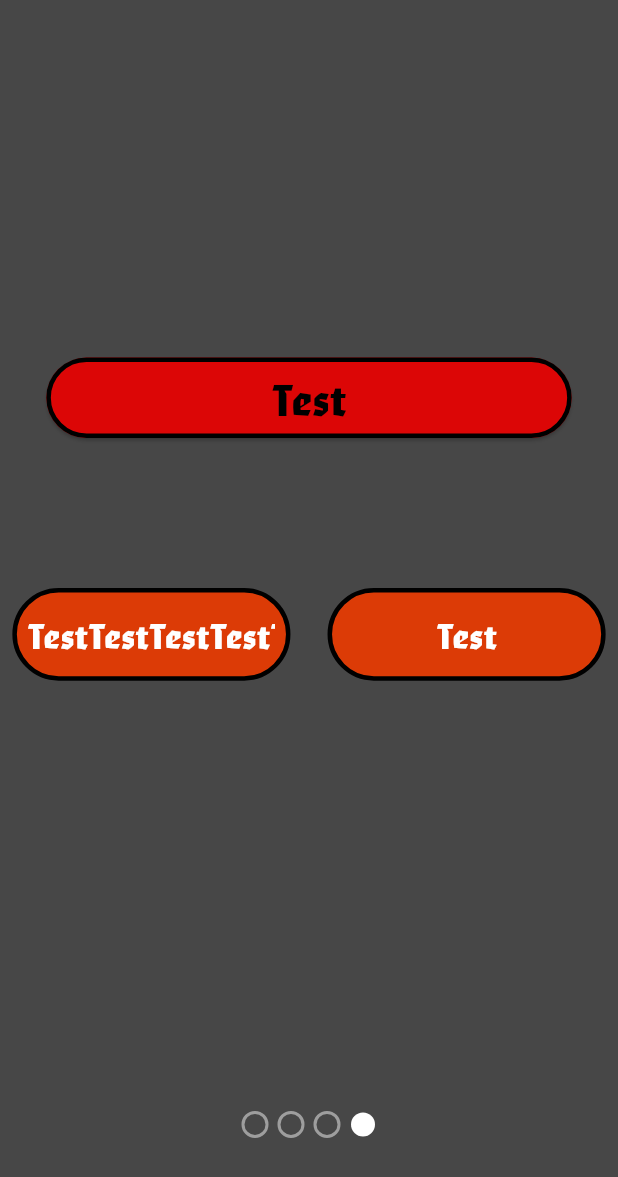
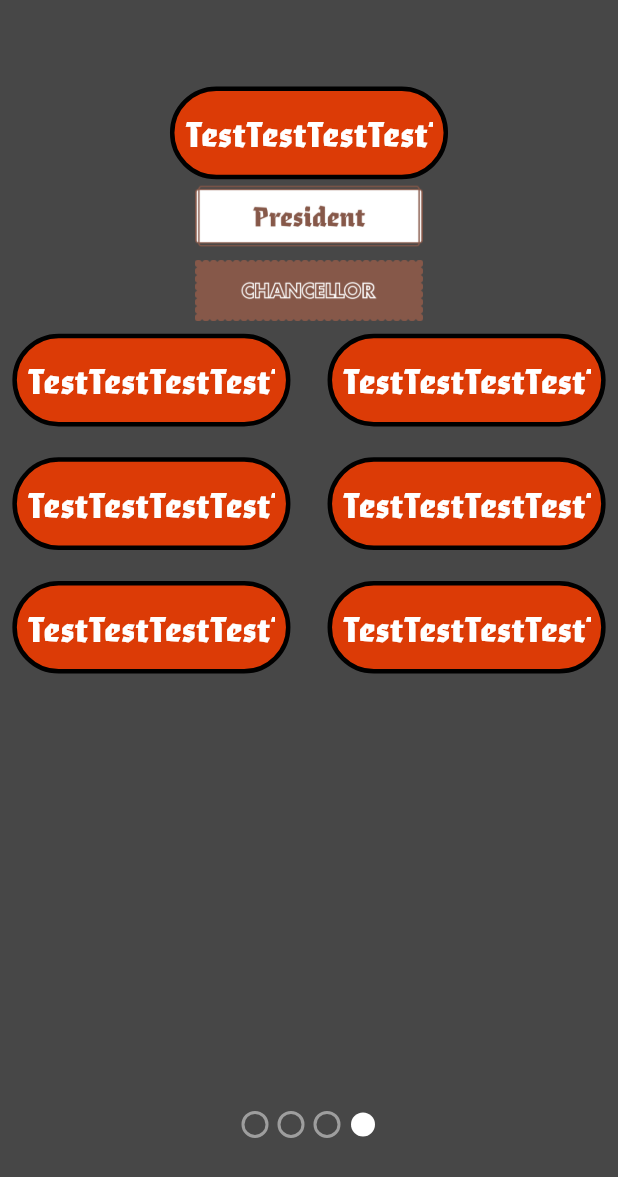
Before and after one commit to Lukas-Horst/Secret-Hitler, a Flutter app: the screen it shows after launch, on a phone screen of 412 x 824 dp. Shown: the top 1177 px of the screen. Run offline on Flutter 3.47's test engine with Material 3 defaults, Android fonts, the phone set to English and light mode, and no system bars; drawn by our look-alikes of smooth_page_indicator; our stand-ins replace appwrite, google_nav_bar, hive_flutter; missing offline and left inert: dart:ffi; accounts and stored records are empty.

Commit message:
players_and_election_page update (positions for the player widgets)

```diff
--- a/lib/backend/constants/board_overview_constants.dart
+++ b/lib/backend/constants/board_overview_constants.dart
@@ -5,21 +5,21 @@ import 'package:secret_hitler/backend/constants/screen_size.dart';
 // All necessary positions on the board overview page
 class BoardOverviewPositions{
 
-  static late List<double> constantTopPositions;
-  static late List<double> constantLeftPositions;
+  static late List<double> topPositions;
+  static late List<double> leftPositions;
   static late List<double> fascistBoardLeftPositions;
   static late List<double> liberalBoardLeftPositions;
   static late List<double> cardHeights;
   static late double cardWidth;
 
   static void init() {
-    constantTopPositions = [
+    topPositions = [
       ScreenSize.screenHeight * 0.075,  // Fascist board
       ScreenSize.screenHeight * 0.25,  // Liberal board
       ScreenSize.screenHeight * 0.416, // Draw and discard pile (top card)
       ScreenSize.screenHeight * 0.65,  // Bottom center
     ];
-    constantLeftPositions = [
+    leftPositions = [
       ScreenSize.screenWidth * 0.069, // Draw pile (top card)
       ScreenSize.screenWidth * 0.8005,  // Discard pile (top card)
       ScreenSize.screenWidth * 0.43,  // Bottom center (middle card)
--- /dev/null
+++ b/lib/backend/constants/players_and_election_constants.dart
@@ -0,0 +1,27 @@
+// author: Lukas Horst
+
+import 'package:secret_hitler/backend/constants/screen_size.dart';
+
+class PlayersAndElectionConstants{
+  static late List<double> playerWidgetLeftPositions;
+  static late List<double> playerWidgetTopPositions;
+
+  static void init() {
+    playerWidgetLeftPositions = [
+      0,  // Left position
+      ScreenSize.screenWidth * 0.51,  // Right position
+      ScreenSize.screenWidth * 0.255, // Middle position
+    ];
+
+    playerWidgetTopPositions = [
+      ScreenSize.screenHeight * 0.05,  // 1th player widget position
+      ScreenSize.screenHeight * 0.25,  // 2th player widget position
+      ScreenSize.screenHeight * 0.35,  // 3th player widget position
+      ScreenSize.screenHeight * 0.45,  // 4th player widget position
+      ScreenSize.screenHeight * 0.55,  // 5th player widget position
+      ScreenSize.screenHeight * 0.65,  // 6th player widget position
+      ScreenSize.screenHeight * 0.13,  // President sign
+      ScreenSize.screenHeight * 0.19,  // Chancellor sign
+    ];
+  }
+}
--- a/lib/backend/pages/game/game_room/board_overview_backend.dart
+++ b/lib/backend/pages/game/game_room/board_overview_backend.dart
@@ -5,6 +5,7 @@ import 'dart:math';
 
 import 'package:flutter/material.dart';
 import 'package:secret_hitler/backend/app_language/app_language.dart';
+import 'package:secret_hitler/backend/pages/game/game_room/players_and_election_backend.dart';
 import 'package:secret_hitler/frontend/pages/home/homepage/game/game_room/board_overview_page.dart';
 import 'package:secret_hitler/frontend/widgets/animations/flip_animation.dart';
 import 'package:secret_hitler/frontend/widgets/animations/moving_animation.dart';
@@ -103,14 +104,23 @@ class BoardOverviewBackend{
   int playState = 0;  // The current state of the game
   List<int> playedCardIndices = [];
   late GlobalKey<BoardOverviewState> boardOverviewFrontendKey;
+  late int playerAmount;
+  late Function(int) changePage;
+  late PlayersAndElectionBackend playersAndElectionBackend;
   bool cardClickBlocked = false;
 
-  BoardOverviewBackend(this.boardOverviewFrontendKey) {
+  BoardOverviewBackend(this.boardOverviewFrontendKey, this.playerAmount,
+      this.changePage) {
     discardPileCardAmount = 14 - drawPileCardAmount -
         fascistBoardCardAmount - liberalBoardCardAmount;
     fascistBoardFlippedCards = fascistBoardCardAmount;
     liberalBoardFlippedCards = liberalBoardCardAmount;
     shuffleCards();
+  }
+
+  // Setter method for the playerAndElectionBackend cause this can only set after the constructor
+  void setPlayersAndElectionBackend(PlayersAndElectionBackend playersAndElectionBackend) {
+    this.playersAndElectionBackend = playersAndElectionBackend;
   }
 
   // Method to shuffle the cards on the draw pile
@@ -148,6 +158,7 @@ class BoardOverviewBackend{
     } else {
       cardClickBlocked = true;
     }
+
     // Drawing 3 cards from the draw pile
     if (playState == 0) {
       textTransitionKey.currentState?.animate();
--- /dev/null
+++ b/lib/backend/pages/game/game_room/players_and_election_backend.dart
@@ -0,0 +1,27 @@
+// author: Lukas Horst
+
+import 'package:flutter/material.dart';
+import 'package:secret_hitler/backend/pages/game/game_room/board_overview_backend.dart';
+import 'package:secret_hitler/frontend/pages/home/homepage/game/game_room/players_and_election_page.dart';
+import 'package:secret_hitler/frontend/widgets/animations/moving_animation.dart';
+import 'package:secret_hitler/frontend/widgets/components/game/players_and_election/player_widget.dart';
+
+class PlayersAndElectionBackend{
+
+  List<GlobalKey<PlayerWidgetState>> playerWidgetsOpacityKeys = [];
+  List<GlobalKey<MovingAnimationState>> playerWidgetsMovingKeys = [];
+
+  late GlobalKey<PlayersAndElectionState> playersAndElectionFrontendKey;
+  late BoardOverviewBackend boardOverviewBackend;
+  late int playerAmount;
+  late List<String> playerNames;
+  PlayersAndElectionBackend(this.playersAndElectionFrontendKey,
+      this.boardOverviewBackend, this.playerNames) {
+    playerAmount = boardOverviewBackend.playerAmount;
+    for (int i=0; i < playerAmount; i++) {
+      playerWidgetsOpacityKeys.add(GlobalKey<PlayerWidgetState>());
+      playerWidgetsMovingKeys.add(GlobalKey<MovingAnimationState>());
+    }
+  }
+
+}
--- a/lib/frontend/pages/home/homepage/game/game_room/board_overview_page.dart
+++ b/lib/frontend/pages/home/homepage/game/game_room/board_overview_page.dart
@@ -20,11 +20,9 @@ import 'package:secret_hitler/frontend/widgets/components/text.dart';
 
 class BoardOverview extends StatefulWidget {
 
-  final int playerAmount;
   final BoardOverviewBackend backend;
 
-  const BoardOverview({super.key, required this.playerAmount,
-    required this.backend,});
+  const BoardOverview({super.key, required this.backend,});
 
   @override
   State<BoardOverview> createState() => BoardOverviewState();
@@ -207,20 +205,20 @@ class BoardOverviewState extends State<BoardOverview> with AutomaticKeepAliveCli
   Future<void> _updateAnimation(String start, String end, int cardIndex,
       int duration) async {
     Map<String, List<double>> positions = {
-      'DrawPile': [BoardOverviewPositions.constantTopPositions[2] + (13 - backend.drawPileCardAmount) * ScreenSize.screenHeight * 0.001,
-        BoardOverviewPositions.constantLeftPositions[0] + (13 - backend.drawPileCardAmount) * ScreenSize.screenWidth * 0.002, -10],
-      'DiscardPile': [BoardOverviewPositions.constantTopPositions[2] + (13 - backend.discardPileCardAmount) * ScreenSize.screenHeight * 0.001,
-        BoardOverviewPositions.constantLeftPositions[1] - (13 - backend.discardPileCardAmount) * ScreenSize.screenWidth * 0.002, 10],
-      'BottomCenter': [BoardOverviewPositions.constantTopPositions[3],
-        BoardOverviewPositions.constantLeftPositions[2], 0],
-      'BottomCenterLeft': [BoardOverviewPositions.constantTopPositions[3] + ScreenSize.screenHeight * 0.005,
-        BoardOverviewPositions.constantLeftPositions[2] - ScreenSize.screenWidth * 0.13, -10],
-      'BottomCenterRight': [BoardOverviewPositions.constantTopPositions[3] + ScreenSize.screenHeight * 0.005,
-        BoardOverviewPositions.constantLeftPositions[2] + ScreenSize.screenWidth * 0.13, 10],
-      'LiberalBoard': [BoardOverviewPositions.constantTopPositions[1],
+      'DrawPile': [BoardOverviewPositions.topPositions[2] + (13 - backend.drawPileCardAmount) * ScreenSize.screenHeight * 0.001,
+        BoardOverviewPositions.leftPositions[0] + (13 - backend.drawPileCardAmount) * ScreenSize.screenWidth * 0.002, -10],
+      'DiscardPile': [BoardOverviewPositions.topPositions[2] + (13 - backend.discardPileCardAmount) * ScreenSize.screenHeight * 0.001,
+        BoardOverviewPositions.leftPositions[1] - (13 - backend.discardPileCardAmount) * ScreenSize.screenWidth * 0.002, 10],
+      'BottomCenter': [BoardOverviewPositions.topPositions[3],
+        BoardOverviewPositions.leftPositions[2], 0],
+      'BottomCenterLeft': [BoardOverviewPositions.topPositions[3] + ScreenSize.screenHeight * 0.005,
+        BoardOverviewPositions.leftPositions[2] - ScreenSize.screenWidth * 0.13, -10],
+      'BottomCenterRight': [BoardOverviewPositions.topPositions[3] + ScreenSize.screenHeight * 0.005,
+        BoardOverviewPositions.leftPositions[2] + ScreenSize.screenWidth * 0.13, 10],
+      'LiberalBoard': [BoardOverviewPositions.topPositions[1],
         BoardOverviewPositions.liberalBoardLeftPositions[backend.liberalBoardCardAmount],
         -5 + (backend.liberalBoardCardAmount * 2.5)],
-      'FascistBoard': [BoardOverviewPositions.constantTopPositions[0],
+      'FascistBoard': [BoardOverviewPositions.topPositions[0],
         BoardOverviewPositions.fascistBoardLeftPositions[backend.fascistBoardCardAmount],
         -6 + (backend.fascistBoardCardAmount * 2.5)],
     };
@@ -419,7 +417,7 @@ class BoardOverviewState extends State<BoardOverview> with AutomaticKeepAliveCli
               Positioned(
                 child: FascistBoard(
                   key: backend.fascistBoardKey,
-                  playerAmount: widget.playerAmount,
+                  playerAmount: backend.playerAmount,
                   cards: backend.fascistBoardCardAmount,
                   flippedCards: backend.fascistBoardFlippedCards,
                   cardFlipKeys: backend.fascistCardFlipKeys,
--- a/lib/frontend/pages/home/homepage/game/game_room/game_room_navigation.dart
+++ b/lib/frontend/pages/home/homepage/game/game_room/game_room_navigation.dart
@@ -5,6 +5,7 @@ import 'dart:async';
 import 'package:flutter/material.dart';
 import 'package:secret_hitler/backend/constants/screen_size.dart';
 import 'package:secret_hitler/backend/pages/game/game_room/board_overview_backend.dart';
+import 'package:secret_hitler/backend/pages/game/game_room/players_and_election_backend.dart';
 import 'package:secret_hitler/frontend/pages/home/homepage/game/game_room/board_overview_page.dart';
 import 'package:secret_hitler/frontend/pages/home/homepage/game/game_room/game_room_settings_page.dart';
 import 'package:secret_hitler/frontend/pages/home/homepage/game/game_room/players_and_election_page.dart';
@@ -14,8 +15,10 @@ import 'package:smooth_page_indicator/smooth_page_indicator.dart';
 class GameRoomNavigation extends StatefulWidget {
 
   final int playerAmount;
+  final List<String> playerNames;
 
-  const GameRoomNavigation({super.key, required this.playerAmount});
+  const GameRoomNavigation({super.key, required this.playerAmount,
+    required this.playerNames});
 
   @override
   State<GameRoomNavigation> createState() => _GameRoomNavigationState();
@@ -24,15 +27,16 @@ class GameRoomNavigation extends StatefulWidget {
 class _GameRoomNavigationState extends State<GameRoomNavigation> {
 
   late GlobalKey<BoardOverviewState> boardOverviewFrontendKey;
-  late BoardOverviewBackend backend;
+  late BoardOverviewBackend boardOverviewBackend;
+  late GlobalKey<PlayersAndElectionState> playersAndElectionFrontendKey;
+  late PlayersAndElectionBackend playersAndElectionBackend;
   final _pageViewController = PageController();
-  late int _playerAmount;
 
   void _goBack(BuildContext context) {
     Navigator.pop(context);
   }
 
-  void changePage(int pageNumber) {
+  void _changePage(int pageNumber) {
     _pageViewController.animateToPage(
       pageNumber,
       duration: const Duration(milliseconds: 500),
@@ -43,10 +47,14 @@ class _GameRoomNavigationState extends State<GameRoomNavigation> {
   @override
   void initState() {
     boardOverviewFrontendKey = GlobalKey<BoardOverviewState>();
-    backend = BoardOverviewBackend(boardOverviewFrontendKey);
-    _playerAmount = widget.playerAmount;
+    boardOverviewBackend = BoardOverviewBackend(boardOverviewFrontendKey,
+        widget.playerAmount, _changePage);
+    playersAndElectionFrontendKey = GlobalKey<PlayersAndElectionState>();
+    playersAndElectionBackend = PlayersAndElectionBackend(
+        playersAndElectionFrontendKey, boardOverviewBackend, widget.playerNames);
+    boardOverviewBackend.setPlayersAndElectionBackend(playersAndElectionBackend);
     Timer(const Duration(milliseconds: 500), () {
-      changePage(3);
+      _changePage(3);
     });
     super.initState();
   }
@@ -74,10 +82,12 @@ class _GameRoomNavigationState extends State<GameRoomNavigation> {
                     const Roles(),
                     BoardOverview(
                       key: boardOverviewFrontendKey,
-                      playerAmount: _playerAmount,
-                      backend: backend,
+                      backend: boardOverviewBackend,
                     ),
-                    const PlayersAndElection(),
+                    PlayersAndElection(
+                      key: playersAndElectionFrontendKey,
+                      backend: playersAndElectionBackend,
+                    ),
                   ],
                 ),
               ),
--- a/lib/frontend/pages/home/homepage/game/game_room/players_and_election_page.dart
+++ b/lib/frontend/pages/home/homepage/game/game_room/players_and_election_page.dart
@@ -1,26 +1,70 @@
 // author: Lukas Horst
 
 import 'package:flutter/material.dart';
+import 'package:secret_hitler/backend/constants/players_and_election_constants.dart';
 import 'package:secret_hitler/backend/constants/screen_size.dart';
+import 'package:secret_hitler/backend/pages/game/game_room/players_and_election_backend.dart';
+import 'package:secret_hitler/frontend/widgets/animations/moving_animation.dart';
 import 'package:secret_hitler/frontend/widgets/components/buttons.dart';
 import 'package:secret_hitler/frontend/widgets/components/game/players_and_election/player_widget.dart';
 
 class PlayersAndElection extends StatefulWidget {
-  const PlayersAndElection({super.key});
+
+  final PlayersAndElectionBackend backend;
+
+  const PlayersAndElection({super.key, required this.backend});
 
   @override
-  State<PlayersAndElection> createState() => _PlayersAndElectionState();
+  State<PlayersAndElection> createState() => PlayersAndElectionState();
 }
 
-class _PlayersAndElectionState extends State<PlayersAndElection> with AutomaticKeepAliveClientMixin {
+class PlayersAndElectionState extends State<PlayersAndElection> with AutomaticKeepAliveClientMixin {
 
-  final List<GlobalKey<PlayerWidgetState>> _playerWidgetsKeys = [
-    GlobalKey<PlayerWidgetState>(),
-    GlobalKey<PlayerWidgetState>(),
-    GlobalKey<PlayerWidgetState>(),
-    GlobalKey<PlayerWidgetState>(),
-    GlobalKey<PlayerWidgetState>(),
-  ];
+  late PlayersAndElectionBackend backend;
+
+  // Method to build the player widgets
+  List<Widget> _getPlayerWidgets() {
+    List<Widget> playerWidgets = [];
+    int topPosition = -1;
+    for (int i=0; i < backend.playerAmount; i++) {
+      late int leftPosition;
+      // Middle position
+      if (i == 0 || (i == backend.playerAmount - 1 && backend.playerAmount % 2 == 0)) {
+        leftPosition = 2;
+        topPosition++;
+      // Left position
+      } else if (i % 2 == 0) {
+        leftPosition = 0;
+      // Right Position
+      } else {
+        leftPosition = 1;
+        topPosition++;
+      }
+      playerWidgets.add(
+        MovingAnimation(
+          key: backend.playerWidgetsMovingKeys[i],
+          duration: const Duration(milliseconds: 0),
+          firstTopPosition: PlayersAndElectionConstants.playerWidgetTopPositions[topPosition],
+          firstLeftPosition: PlayersAndElectionConstants.playerWidgetLeftPositions[leftPosition],
+          secondTopPosition: ScreenSize.screenHeight * 0,
+          secondLeftPosition: ScreenSize.screenWidth * 0,
+          child: PlayerWidget(
+            key: backend.playerWidgetsOpacityKeys[i],
+            playerName: 'TestTestTestTestTestTest',
+            height: ScreenSize.screenHeight * 0.075,
+            width: ScreenSize.screenWidth * 0.45,
+          ),
+        ),
+      );
+    }
+    return playerWidgets;
+  }
+
+  @override
+  void initState() {
+    backend = widget.backend;
+    super.initState();
+  }
 
   @override
   Widget build(BuildContext context) {
@@ -33,34 +77,32 @@ class _PlayersAndElectionState extends State<PlayersAndElection> with AutomaticK
           width: ScreenSize.screenWidth * 0.96,
           child: Stack(
             children: [
-              Column(
-                mainAxisAlignment: MainAxisAlignment.center,
-                children: [
-                  PrimaryElevatedButton(text: 'Test', onPressed: () async {
-                    for (int i=0; i < 2; i++) {
-                      await _playerWidgetsKeys[i].currentState?.changeActionImage(4);
-                      _playerWidgetsKeys[i].currentState?.dividerVisibility();
-                    }
-                  }),
-                  const SizedBox(height: 100,),
-                  Row(
-                    mainAxisAlignment: MainAxisAlignment.spaceBetween,
-                    children: [
-                      PlayerWidget(
-                        key: _playerWidgetsKeys[0],
-                        playerName: 'TestTestTestTestTestTest',
-                        height: ScreenSize.screenHeight * 0.075,
-                        width: ScreenSize.screenWidth * 0.45,
-                      ),
-                      PlayerWidget(
-                        key: _playerWidgetsKeys[1],
-                        playerName: 'Test',
-                        height: ScreenSize.screenHeight * 0.075,
-                        width: ScreenSize.screenWidth * 0.45,
-                      ),
-                    ],
-                  ),
-                ],
+              Stack(
+                children: _getPlayerWidgets(),
+              ),
+              MovingAnimation(
+                duration: const Duration(milliseconds: 0),
+                firstTopPosition: PlayersAndElectionConstants.playerWidgetTopPositions[6],
+                firstLeftPosition: PlayersAndElectionConstants.playerWidgetLeftPositions[2],
+                secondTopPosition: PlayersAndElectionConstants.playerWidgetTopPositions[6],
+                secondLeftPosition: PlayersAndElectionConstants.playerWidgetLeftPositions[2],
+                child: Image.asset(
+                  'assets/images/president_card.png',
+                  height: ScreenSize.screenHeight * 0.05,
+                  width: ScreenSize.screenWidth * 0.45,
+                ),
+              ),
+              MovingAnimation(
+                duration: const Duration(milliseconds: 0),
+                firstTopPosition: PlayersAndElectionConstants.playerWidgetTopPositions[7],
+                firstLeftPosition: PlayersAndElectionConstants.playerWidgetLeftPositions[2],
+                secondTopPosition: PlayersAndElectionConstants.playerWidgetTopPositions[7],
+                secondLeftPosition: PlayersAndElectionConstants.playerWidgetLeftPositions[2],
+                child: Image.asset(
+                  'assets/images/chancellor_card.png',
+                  height: ScreenSize.screenHeight * 0.05,
+                  width: ScreenSize.screenWidth * 0.45,
+                ),
               ),
             ],
           ),
--- a/lib/main.dart
+++ b/lib/main.dart
@@ -5,6 +5,7 @@ import 'package:appwrite/appwrite.dart';
 import 'package:secret_hitler/backend/app_design/app_design.dart';
 import 'package:secret_hitler/backend/app_language/app_language.dart';
 import 'package:secret_hitler/backend/constants/board_overview_constants.dart';
+import 'package:secret_hitler/backend/constants/players_and_election_constants.dart';
 import 'package:secret_hitler/backend/constants/screen_size.dart';
 import 'package:secret_hitler/backend/database/hive_database.dart';
 import 'package:secret_hitler/frontend/pages/authentication/switches/login_register_switch.dart';
@@ -49,13 +50,16 @@ class _MyAppState extends State<MyApp> {
   Widget build(BuildContext context) {
     ScreenSize.init(context);  // Initialize the screen size
     BoardOverviewPositions.init();  // Initialize the constants of the board overview page
+    PlayersAndElectionConstants.init();  // Initialize the constants of the player and election page
     return MaterialApp(
       theme: ThemeData(
         textSelectionTheme: TextSelectionThemeData(
           cursorColor: AppDesign.getTertiaryColor()
         ),
       ),
-      home: const GameRoomNavigation(playerAmount: 5,),
+      home: const GameRoomNavigation(playerAmount: 7, playerNames: [
+        'test0', 'test1', 'test2', 'test3', 'test4',
+      ],),
       // home: const PageNavigation(),
       // home: const LoginRegisterSwitch(),
     );
```
